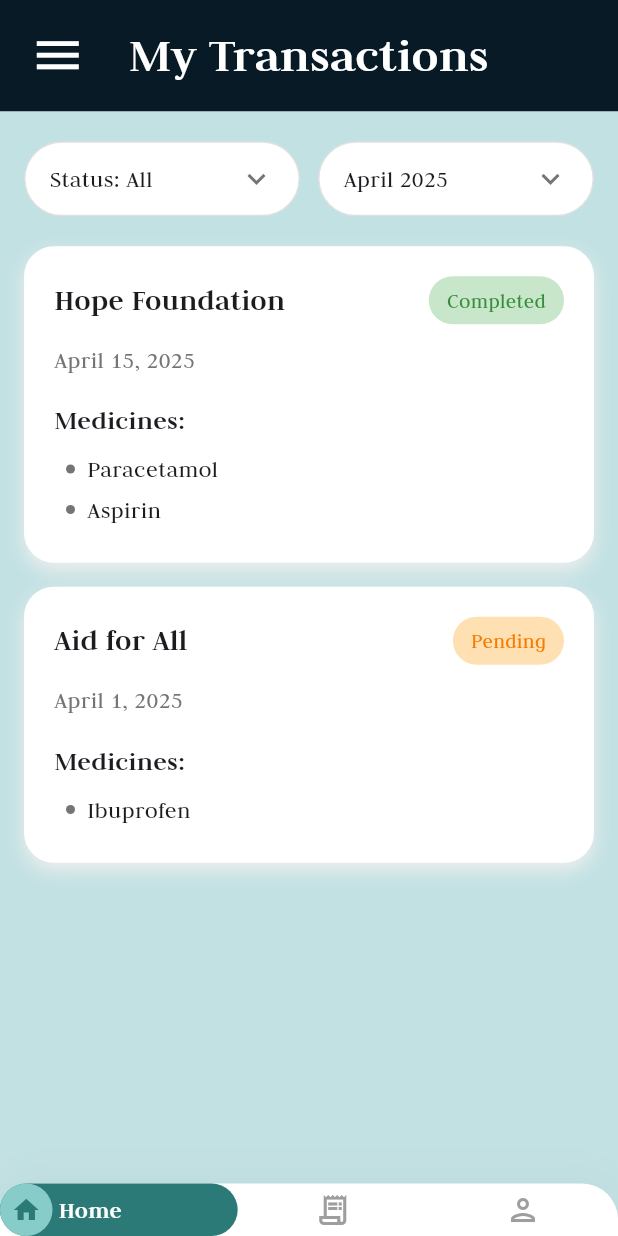
After one commit to Mahmoud031/graduation_project, a Flutter app: the ViewTransactionView screen opened by its route, in the side drawer, after a tap on the "receipt long" icon, on a phone screen of 412 x 824 dp. The commit adds this screen. Run offline on Flutter 3.47's test engine with Material 3 defaults, Android fonts, the phone set to English and light mode, and no system bars; our stand-ins replace bloc, cloud_firestore, dartz, dots_indicator, firebase_auth, firebase_core and 5 more; missing offline and left inert: flutter_facebook_auth; accounts and stored records are empty.

Commit message:
save user data and fetch it  & create view transaction view

```diff
--- a/lib/constants.dart
+++ b/lib/constants.dart
@@ -1 +1,3 @@
 const kIsOnBoardingViewSeen = 'isOnBoardingViewSeen';
+const kUserData = 'userData';
+const kNgoData = 'ngoData';
--- /dev/null
+++ b/lib/core/helper_functions/get_user.dart
@@ -0,0 +1,19 @@
+import 'dart:convert';
+
+import 'package:graduation_project/constants.dart';
+import 'package:graduation_project/core/services/shared_preferences_singleton.dart';
+import 'package:graduation_project/features/auth/data/models/ngo_model.dart';
+import 'package:graduation_project/features/auth/data/models/user_model.dart';
+import 'package:graduation_project/features/auth/domain/entities/ngo_entity.dart';
+import 'package:graduation_project/features/auth/domain/entities/user_entity.dart';
+
+UserEntity getUser() {
+  var jsonString = Prefs.getString(kUserData);
+  var userEntity = UserModel.fromJson(jsonDecode(jsonString));
+  return userEntity;
+}
+NgoEntity getNgo() {
+  var jsonString = Prefs.getString(kNgoData);
+  var ngoEntity = NgoModel.fromJson(jsonDecode(jsonString));
+  return ngoEntity;
+}
--- a/lib/core/helper_functions/on_generate_routes.dart
+++ b/lib/core/helper_functions/on_generate_routes.dart
@@ -4,6 +4,7 @@ import 'package:graduation_project/features/auth/presentation/views/sign_up_ngo_
 import 'package:graduation_project/features/auth/presentation/views/sign_up_view.dart';
 import 'package:graduation_project/features/home/presentation/views/add_medicine_view.dart';
 import 'package:graduation_project/features/home/presentation/views/home_view.dart';
+import 'package:graduation_project/features/home/presentation/views/view_transaction_view.dart';
 import 'package:graduation_project/features/on_boarding/presentation/views/on_boarding_view.dart';
 import 'package:graduation_project/features/splash/presentation/views/splash_view.dart';
 
@@ -23,6 +24,8 @@ Route<dynamic> onGenerateRoutes(RouteSettings settings) {
       return MaterialPageRoute(builder: (_) => const HomeView());
       case AddMedicineView.routeName:
       return MaterialPageRoute(builder: (_) => const AddMedicineView());
+    case ViewTransactionView.routeName:
+      return MaterialPageRoute(builder: (_) => const ViewTransactionView());
     default:
       return MaterialPageRoute(builder: (_) => const SplashView());
   }
--- a/lib/core/services/firebase_auth_service.dart
+++ b/lib/core/services/firebase_auth_service.dart
@@ -97,4 +97,7 @@ Future<User> signInWithFacebook() async {
 
   return (await FirebaseAuth.instance.signInWithCredential(facebookAuthCredential)).user!;
 }
+bool IsLoggedIn(){
+  return FirebaseAuth.instance.currentUser != null;
 }
+}
--- a/lib/core/services/shared_preferences_singleton.dart
+++ b/lib/core/services/shared_preferences_singleton.dart
@@ -14,4 +14,10 @@ class Prefs {
   static bool getBool(String key) {
     return _instance.getBool(key) ?? false;
   }
+  static setString(String key, String value) async{
+    await _instance.setString(key, value);
+  }
+  static String getString(String key) {
+    return _instance.getString(key) ?? '';
+  }
 }
--- a/lib/core/widgets/custom_side_bar.dart
+++ b/lib/core/widgets/custom_side_bar.dart
@@ -1,5 +1,8 @@
 import 'package:flutter/material.dart';
+import 'package:graduation_project/core/helper_functions/get_user.dart';
 import 'package:graduation_project/core/utils/app_text_styles.dart';
+import 'package:graduation_project/features/home/presentation/views/home_view.dart';
+import 'package:graduation_project/features/home/presentation/views/view_transaction_view.dart';
 
 class CustomSideBar extends StatelessWidget {
   const CustomSideBar({super.key});
@@ -17,34 +20,41 @@ class CustomSideBar extends StatelessWidget {
                 Container(
                   padding: const EdgeInsets.all(16),
                   child: Row(
+                    crossAxisAlignment: CrossAxisAlignment.start,
                     children: [
                       const CircleAvatar(
                         radius: 30,
                         backgroundColor: Color(0xFF071A26),
                         child: Icon(
                           Icons.account_circle_outlined,
-                          size: 60,
+                          size: 50,
                           color: Colors.white,
                         ),
                       ),
-                      const SizedBox(height: 12),
-                      Column(
+                      const SizedBox(width: 12),
+                      Expanded(
+                        child: Column(
+                          crossAxisAlignment: CrossAxisAlignment.start,
                           children: [
                             Text(
-                            'Donors',
-                            style: TextStyles.textstyle34.copyWith(
+                              getUser().name,
+                              style: TextStyles.textstyle25.copyWith(
                                 color: Colors.white,
                               ),
+                              overflow: TextOverflow.visible,
+                              softWrap: true,
                             ),
                             Text(
-                            'admin@gmail.com',
+                              getUser().email,
                               style: TextStyles.textstyle18.copyWith(
                                 color: Colors.white,
                               ),
+                              overflow: TextOverflow.visible,
+                              softWrap: true,
                             ),
                           ],
                         ),
-                      const SizedBox(height: 12),
+                      ),
                     ],
                   ),
                 ),
@@ -65,7 +75,11 @@ class CustomSideBar extends StatelessWidget {
               ],
             ),
             const Divider(
-                color: Colors.white24, thickness: 1, indent: 16, endIndent: 16),
+              color: Colors.white24,
+              thickness: 1,
+              indent: 16,
+              endIndent: 16,
+            ),
             Padding(
               padding: const EdgeInsets.symmetric(vertical: 30),
               child: Column(
@@ -73,7 +87,9 @@ class CustomSideBar extends StatelessWidget {
                   _buildDrawerItem(
                     icon: Icons.medical_services_outlined,
                     title: 'Donate Medicine',
-                    onTap: () {},
+                    onTap: () {
+                      Navigator.pushNamed(context, HomeView.routeName);
+                    },
                   ),
                   SizedBox(
                     height: MediaQuery.of(context).size.height * 0.05,
@@ -81,7 +97,12 @@ class CustomSideBar extends StatelessWidget {
                   _buildDrawerItem(
                     icon: Icons.receipt_long_outlined,
                     title: 'View Transaction',
-                    onTap: () {},
+                    onTap: () {
+                      Navigator.pushNamed(
+                        context,
+                        ViewTransactionView.routeName,
+                      );
+                    },
                   ),
                   SizedBox(
                     height: MediaQuery.of(context).size.height * 0.05,
--- a/lib/features/auth/data/models/ngo_model.dart
+++ b/lib/features/auth/data/models/ngo_model.dart
@@ -29,4 +29,24 @@ class NgoModel extends NgoEntity {
       uId: json['uId'], // Ensure this is included in the JSON
     );
   }
+  factory NgoModel.fromEntity(NgoEntity ngo) {
+    return NgoModel(
+      name: ngo.name,
+      email: ngo.email,
+      phone: ngo.phone,
+      ngoId: ngo.ngoId,
+      address: ngo.address,
+      uId: ngo.uId, // Ensure this is included in the JSON
+    );
+  }
+  toMap() {
+    return {
+      'uId': uId,
+      'name': name,
+      'email': email,
+      'phone': phone,
+      'ngoId': ngoId,
+      'address': address,
+    };
+  }
 }
--- a/lib/features/auth/data/models/user_model.dart
+++ b/lib/features/auth/data/models/user_model.dart
@@ -28,4 +28,28 @@ class UserModel extends UserEntity{
       uId: json['uId'] , // Ensure this is included in the JSON
     );
   }
+  factory UserModel.fromEntity(UserEntity user) {
+    return UserModel(
+      name: user.name,
+      email: user.email,
+      age: user.age,
+      nationalId: user.nationalId,
+      address: user.address,
+      type: user.type,
+      phone: user.phone,
+      uId: user.uId, // Ensure this is included in the JSON
+    );
+  }
+  toMap() {
+    return {
+      'uId': uId,
+      'name': name,
+      'email': email,
+      'age': age,
+      'phone': phone,
+      'nationalId': nationalId,
+      'address': address,
+      'type': type,
+    };
+  }
 }
--- a/lib/features/auth/data/repos/auth_repo_impl.dart
+++ b/lib/features/auth/data/repos/auth_repo_impl.dart
@@ -1,9 +1,13 @@
+import 'dart:convert';
+
 import 'package:dartz/dartz.dart';
 import 'package:firebase_auth/firebase_auth.dart';
+import 'package:graduation_project/constants.dart';
 import 'package:graduation_project/core/errors/exceptions.dart';
 import 'package:graduation_project/core/errors/failures.dart';
 import 'package:graduation_project/core/services/database_service.dart';
 import 'package:graduation_project/core/services/firebase_auth_service.dart';
+import 'package:graduation_project/core/services/shared_preferences_singleton.dart';
 import 'package:graduation_project/core/utils/backend_endpoint.dart';
 import 'package:graduation_project/features/auth/data/models/user_model.dart';
 import 'package:graduation_project/features/auth/domain/entities/ngo_entity.dart';
@@ -100,6 +104,7 @@ class AuthRepoImpl extends AuthRepo {
       var user = await firebaseAuthService.signInWithEmailandPassword(
           email: email, password: password);
       var userEntity = await getUserData(uId: user.uid);
+      await saveUserData(user: userEntity);
       return right(userEntity);
     } on CustomException catch (e) {
       return left(ServerFailure(e.message));
@@ -145,7 +150,7 @@ class AuthRepoImpl extends AuthRepo {
   Future addNgoData({required NgoEntity ngo}) async {
     await databaseService.addData(
         path: BackendEndpoint.addNgoData,
-        data: ngo.toMap(),
+        data: NgoModel.fromEntity(ngo).toMap(),
         documentId: ngo.uId);
   }
 
@@ -153,7 +158,7 @@ class AuthRepoImpl extends AuthRepo {
   Future adduserData({required UserEntity user}) async {
     await databaseService.addData(
         path: BackendEndpoint.addUserData,
-        data: user.toMap(),
+        data: UserModel.fromEntity(user).toMap(),
         documentId: user.uId);
   }
 
@@ -201,4 +206,16 @@ class AuthRepoImpl extends AuthRepo {
           ServerFailure('An unknown error occurred. please try later.'));
     }
   }
+
+  @override
+  Future saveNgoData({required NgoEntity ngo}) {
+      var jsonData = jsonEncode(NgoModel.fromEntity(ngo).toMap());
+      return Prefs.setString(kNgoData, jsonData);
+  }
+
+  @override
+  Future saveUserData({required UserEntity user}) async{
+      var jsonData = jsonEncode(UserModel.fromEntity(user).toMap());
+      await Prefs.setString(kUserData, jsonData);
+  }
 }
--- a/lib/features/auth/domain/entities/ngo_entity.dart
+++ b/lib/features/auth/domain/entities/ngo_entity.dart
@@ -17,15 +17,5 @@ class NgoEntity
     required this.address,
 
   });
-  toMap() {
-    return {
-      'uId': uId,
-      'name': name,
-      'email': email,
-      'phone': phone,
-      'ngoId': ngoId,
-      'address': address,
 
-    };
-  }
 }
--- a/lib/features/auth/domain/entities/user_entity.dart
+++ b/lib/features/auth/domain/entities/user_entity.dart
@@ -18,16 +18,5 @@ class UserEntity {
     required this.address,
     required this.type,
   });
-  toMap() {
-    return {
-      'uId': uId,
-      'name': name,
-      'email': email,
-      'age': age,
-      'phone': phone,
-      'nationalId': nationalId,
-      'address': address,
-      'type': type,
-    };
-  }
+
 }
--- a/lib/features/auth/domain/repos/auth_repo.dart
+++ b/lib/features/auth/domain/repos/auth_repo.dart
@@ -27,4 +27,7 @@ abstract class AuthRepo {
   Future addNgoData({required NgoEntity ngo});
   Future <UserEntity> getUserData({required String uId});
   Future <NgoEntity> getNgoData({required String uId});
+  Future saveUserData({required UserEntity user});
+  Future saveNgoData({required NgoEntity ngo});
+
 }
--- /dev/null
+++ b/lib/features/home/presentation/views/view_transaction_view.dart
@@ -0,0 +1,21 @@
+import 'package:flutter/material.dart';
+import 'package:graduation_project/core/widgets/custom_side_bar.dart';
+
+import 'widgets/custom_bottom_navigation_bar.dart';
+import 'widgets/view_transaction_view_body.dart';
+
+class ViewTransactionView extends StatelessWidget {
+  const ViewTransactionView({super.key});
+  static const String routeName = 'view_transaction_view';
+  @override
+  Widget build(BuildContext context) {
+    return SafeArea(
+      child: Scaffold(
+        bottomNavigationBar: CustomBottomNavigationBar(),
+        backgroundColor: Color(0xFFC2E1E3),
+        drawer: const CustomSideBar(),
+        body: ViewTransactionViewBody(),
+      ),
+    );
+  }
+}
--- /dev/null
+++ b/lib/features/home/presentation/views/widgets/transaction_card.dart
@@ -0,0 +1,109 @@
+import 'package:flutter/material.dart';
+
+class TransactionCard extends StatelessWidget {
+  final String organizationName;
+  final String date;
+  final List<String> medicines;
+  final String status;
+  final Color statusColor;
+  final Color textColor;
+
+  const TransactionCard({
+    super.key,
+    required this.organizationName,
+    required this.date,
+    required this.medicines,
+    required this.status,
+    required this.statusColor,
+    required this.textColor,
+  });
+
+  @override
+  Widget build(BuildContext context) {
+    return Container(
+      margin: const EdgeInsets.symmetric(horizontal: 16),
+      padding: const EdgeInsets.all(20),
+      decoration: BoxDecoration(
+        color: Colors.white,
+        borderRadius: BorderRadius.circular(20),
+        boxShadow: [
+          BoxShadow(
+            color: Colors.grey.shade200,
+            blurRadius: 10,
+            offset: const Offset(0, 5),
+          ),
+        ],
+      ),
+      child: Column(
+        crossAxisAlignment: CrossAxisAlignment.start,
+        children: [
+          Row(
+            mainAxisAlignment: MainAxisAlignment.spaceBetween,
+            children: [
+              Text(
+                organizationName,
+                style: const TextStyle(
+                  fontSize: 20,
+                  fontWeight: FontWeight.bold,
+                ),
+              ),
+              Container(
+                padding: const EdgeInsets.symmetric(horizontal: 12, vertical: 6),
+                decoration: BoxDecoration(
+                  color: statusColor,
+                  borderRadius: BorderRadius.circular(20),
+                ),
+                child: Text(
+                  status,
+                  style: TextStyle(
+                    color: textColor,
+                    fontWeight: FontWeight.w500,
+                  ),
+                ),
+              ),
+            ],
+          ),
+          const SizedBox(height: 12),
+          Text(
+            date,
+            style: TextStyle(
+              fontSize: 16,
+              color: Colors.grey.shade600,
+            ),
+          ),
+          const SizedBox(height: 16),
+          const Text(
+            'Medicines:',
+            style: TextStyle(
+              fontSize: 18,
+              fontWeight: FontWeight.w600,
+            ),
+          ),
+          const SizedBox(height: 8),
+          ...medicines.map((medicine) => Padding(
+                padding: const EdgeInsets.only(left: 8, bottom: 4),
+                child: Row(
+                  children: [
+                    Container(
+                      width: 6,
+                      height: 6,
+                      decoration: BoxDecoration(
+                        color: Colors.grey.shade600,
+                        shape: BoxShape.circle,
+                      ),
+                    ),
+                    const SizedBox(width: 8),
+                    Text(
+                      medicine,
+                      style: const TextStyle(
+                        fontSize: 16,
+                      ),
+                    ),
+                  ],
+                ),
+              )),
+        ],
+      ),
+    );
+  }
+}
--- /dev/null
+++ b/lib/features/home/presentation/views/widgets/view_transaction_view_body.dart
@@ -0,0 +1,102 @@
+import 'package:flutter/material.dart';
+import 'package:graduation_project/core/widgets/custom_app_bar.dart';
+
+import 'transaction_card.dart';
+
+class ViewTransactionViewBody extends StatelessWidget {
+  const ViewTransactionViewBody({super.key});
+
+  @override
+  Widget build(BuildContext context) {
+    return SingleChildScrollView(
+      child: Column(
+        children: [
+          const CustomAppBar(
+            title: 'My Transactions',
+          ),
+          const SizedBox(height: 20),
+          Padding(
+            padding: const EdgeInsets.symmetric(horizontal: 16),
+            child: Row(
+              children: [
+                Expanded(
+                  child: Container(
+                    padding: const EdgeInsets.symmetric(
+                        horizontal: 16, vertical: 12),
+                    decoration: BoxDecoration(
+                      color: Colors.white,
+                      borderRadius: BorderRadius.circular(25),
+                      border: Border.all(color: Colors.grey.shade300),
+                    ),
+                    child: Row(
+                      children: [
+                        const Text(
+                          'Status: All',
+                          style: TextStyle(
+                            fontSize: 16,
+                            fontWeight: FontWeight.w500,
+                          ),
+                        ),
+                        const Spacer(),
+                        Icon(
+                          Icons.keyboard_arrow_down,
+                          color: Colors.grey.shade600,
+                        ),
+                      ],
+                    ),
+                  ),
+                ),
+                const SizedBox(width: 12),
+                Expanded(
+                  child: Container(
+                    padding: const EdgeInsets.symmetric(
+                        horizontal: 16, vertical: 12),
+                    decoration: BoxDecoration(
+                      color: Colors.white,
+                      borderRadius: BorderRadius.circular(25),
+                      border: Border.all(color: Colors.grey.shade300),
+                    ),
+                    child: Row(
+                      children: [
+                        const Text(
+                          'April 2025',
+                          style: TextStyle(
+                            fontSize: 16,
+                            fontWeight: FontWeight.w500,
+                          ),
+                        ),
+                        const Spacer(),
+                        Icon(
+                          Icons.keyboard_arrow_down,
+                          color: Colors.grey.shade600,
+                        ),
+                      ],
+                    ),
+                  ),
+                ),
+              ],
+            ),
+          ),
+          const SizedBox(height: 20),
+          TransactionCard(
+            organizationName: 'Hope Foundation',
+            date: 'April 15, 2025',
+            medicines: ['Paracetamol', 'Aspirin'],
+            status: 'Completed',
+            statusColor: Colors.green.shade100,
+            textColor: Colors.green.shade700,
+          ),
+          const SizedBox(height: 16),
+          TransactionCard(
+            organizationName: 'Aid for All',
+            date: 'April 1, 2025',
+            medicines: ['Ibuprofen'],
+            status: 'Pending',
+            statusColor: Colors.orange.shade100,
+            textColor: Colors.orange.shade700,
+          ),
+        ],
+      ),
+    );
+  }
+}
--- a/lib/features/splash/presentation/views/widgets/splash_view_body.dart
+++ b/lib/features/splash/presentation/views/widgets/splash_view_body.dart
@@ -1,7 +1,9 @@
 import 'package:flutter/material.dart';
 import 'package:graduation_project/constants.dart';
+import 'package:graduation_project/core/services/firebase_auth_service.dart';
 import 'package:graduation_project/core/services/shared_preferences_singleton.dart';
 import 'package:graduation_project/features/auth/presentation/views/sign_in_view.dart';
+import 'package:graduation_project/features/home/presentation/views/home_view.dart';
 import 'package:graduation_project/features/on_boarding/presentation/views/on_boarding_view.dart';
 
 class SplashViewBody extends StatefulWidget {
@@ -30,7 +32,12 @@ class _SplashViewBodyState extends State<SplashViewBody> {
     bool isOnBoardingViewSeen = Prefs.getBool(kIsOnBoardingViewSeen);
     Future.delayed(const Duration(seconds: 2), () {
       if (isOnBoardingViewSeen) {
-        Navigator.pushReplacementNamed(context, SigninView.routeName);
+        var isLoggedIn = FirebaseAuthService().IsLoggedIn();
+        if (isLoggedIn) {
+          Navigator.pushReplacementNamed(context, HomeView.routeName);
+        } else {
+          Navigator.pushReplacementNamed(context, SigninView.routeName);
+        }
       } else {
         Navigator.pushReplacementNamed(context, OnBoardingView.routeName);
       }
```
Lines whose indentation alone changed are shown as unchanged.
